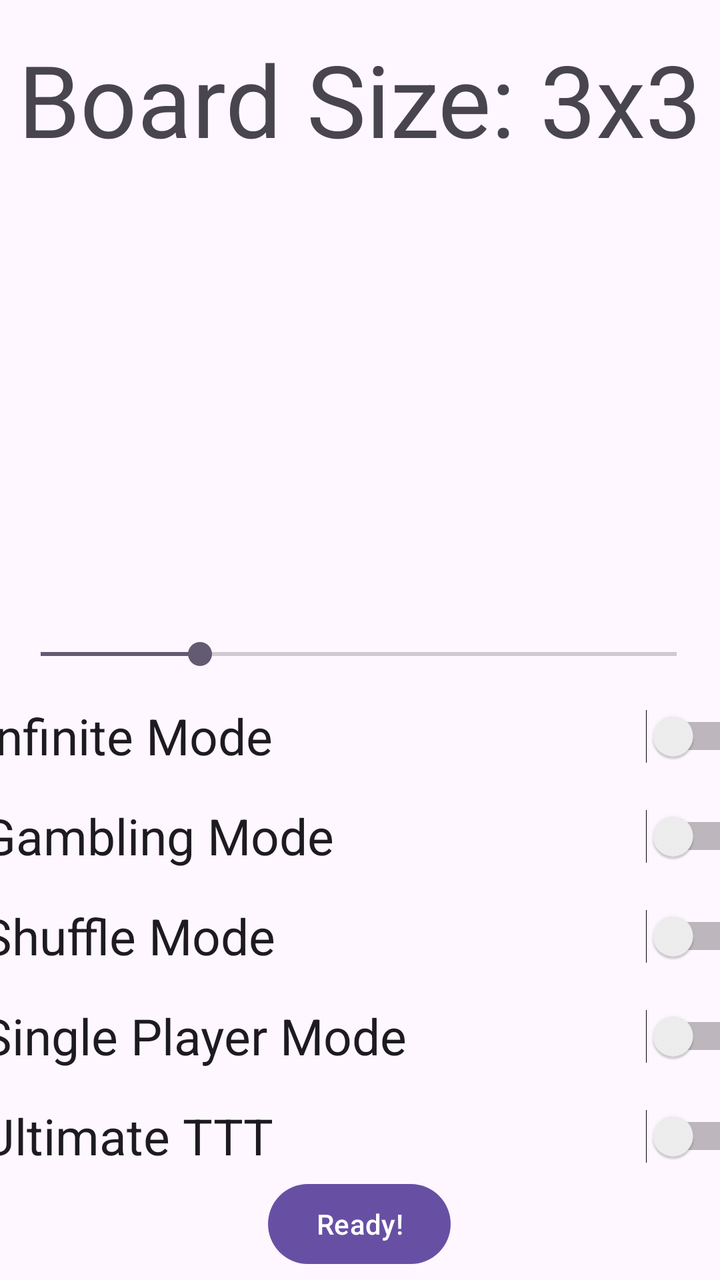
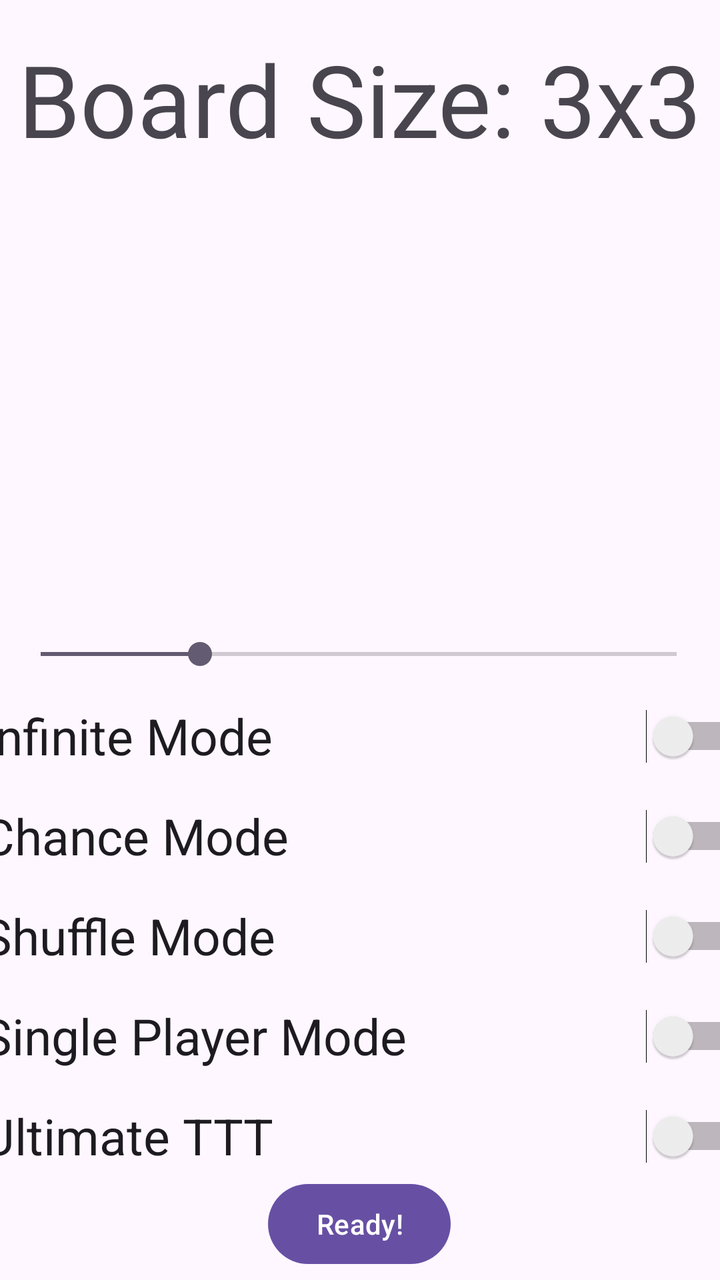

An Android layout rendered at two revisions. The XML below is the earlier revision; the diff shows what the commit changed to produce the second picture.
<!-- AndroidManifest.xml: application theme Theme.ToeTicTac -->
<!-- res/layout/activity_settings.xml -->
<?xml version="1.0" encoding="utf-8"?>
<androidx.constraintlayout.widget.ConstraintLayout xmlns:android="http://schemas.android.com/apk/res/android"
    xmlns:app="http://schemas.android.com/apk/res-auto"
    xmlns:tools="http://schemas.android.com/tools"
    android:id="@+id/main"
    android:layout_width="match_parent"
    android:layout_height="match_parent"
    tools:context=".settingsActivity">

    <SeekBar
        android:id="@+id/boardSize_Slider"
        android:layout_width="350dp"
        android:layout_height="50dp"
        android:layout_marginStart="80dp"
        android:layout_marginEnd="80dp"
        android:layout_marginBottom="288dp"
        android:max="8"
        android:progress="2"
        app:layout_constraintBottom_toBottomOf="parent"
        app:layout_constraintEnd_toEndOf="parent"
        app:layout_constraintHorizontal_bias="0.505"
        app:layout_constraintStart_toStartOf="parent" />

    <TextView
        android:id="@+id/boardSize_txtView"
        android:layout_width="352dp"
        android:layout_height="78dp"
        android:layout_marginStart="80dp"
        android:layout_marginTop="16dp"
        android:layout_marginEnd="81dp"
        android:text="Board Size: 3x3"
        android:textAlignment="center"
        android:textSize="50sp"
        app:layout_constraintEnd_toEndOf="parent"
        app:layout_constraintStart_toStartOf="parent"
        app:layout_constraintTop_toTopOf="parent" />

    <GridLayout
        android:id="@+id/preview_board"
        android:layout_width="350dp"
        android:layout_height="300dp"
        android:alignmentMode="alignBounds"
        android:clipChildren="false"
        android:clipToPadding="false"
        android:useDefaultMargins="false"
        app:layout_constraintBottom_toTopOf="@+id/boardSize_Slider"
        app:layout_constraintEnd_toEndOf="parent"
        app:layout_constraintHorizontal_bias="0.737"
        app:layout_constraintStart_toStartOf="parent" />

    <LinearLayout
        android:layout_width="386dp"
        android:layout_height="245dp"
        android:layout_marginStart="16dp"
        android:layout_marginEnd="9dp"
        android:orientation="vertical"
        app:layout_constraintBottom_toTopOf="@+id/finish_button"
        app:layout_constraintEnd_toEndOf="parent"
        app:layout_constraintStart_toStartOf="parent">

        <Switch
            android:id="@+id/inf_Switch"
            android:layout_width="match_parent"
            android:layout_height="50dp"
            android:text="Infinite Mode"
            android:textSize="25sp" />

        <Switch
            android:id="@+id/gamble_Switch"
            android:layout_width="match_parent"
            android:layout_height="50dp"
            android:text="Gambling Mode"
            android:textSize="25sp" />

        <Switch
            android:id="@+id/shuffle_Switch"
            android:layout_width="match_parent"
            android:layout_height="50dp"
            android:text="Shuffle Mode"
            android:textSize="25sp" />

        <Switch
            android:id="@+id/single_Switch"
            android:layout_width="match_parent"
            android:layout_height="50dp"
            android:text="Single Player Mode"
            android:textSize="25sp" />

        <Switch
            android:id="@+id/ultimate_Switch"
            android:layout_width="match_parent"
            android:layout_height="50dp"
            android:text="Ultimate TTT"
            android:textSize="25sp" />
    </LinearLayout>

    <Button
        android:id="@+id/finish_button"
        android:layout_width="wrap_content"
        android:layout_height="wrap_content"
        android:layout_marginStart="160dp"
        android:layout_marginEnd="161dp"
        android:layout_marginBottom="4dp"
        android:text="Ready!"
        app:layout_constraintBottom_toBottomOf="parent"
        app:layout_constraintEnd_toEndOf="parent"
        app:layout_constraintStart_toStartOf="parent" />

</androidx.constraintlayout.widget.ConstraintLayout>
<!-- resources referenced by this layout -->
<resources>
  <style name="Theme.ToeTicTac" parent="Base.Theme.ToeTicTac" />
  <style name="Base.Theme.ToeTicTac" parent="Theme.Material3.DayNight.NoActionBar">
          
          
      </style>
</resources>

<!-- the commit's change to res/layout/activity_settings.xml (unified diff, before → after) -->
@@ -69,7 +69,7 @@
             android:id="@+id/gamble_Switch"
             android:layout_width="match_parent"
             android:layout_height="50dp"
-            android:text="Gambling Mode"
+            android:text="Chance Mode"
             android:textSize="25sp" />
 
         <Switch
